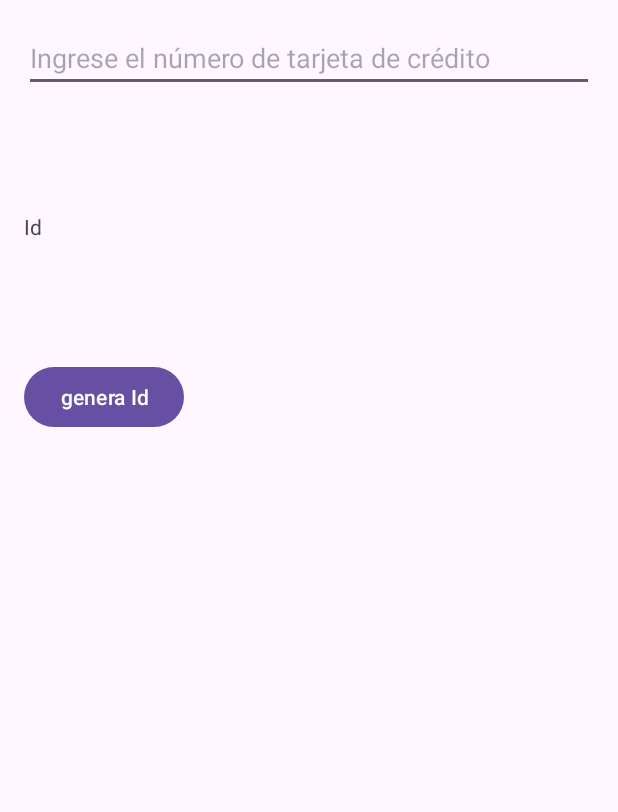
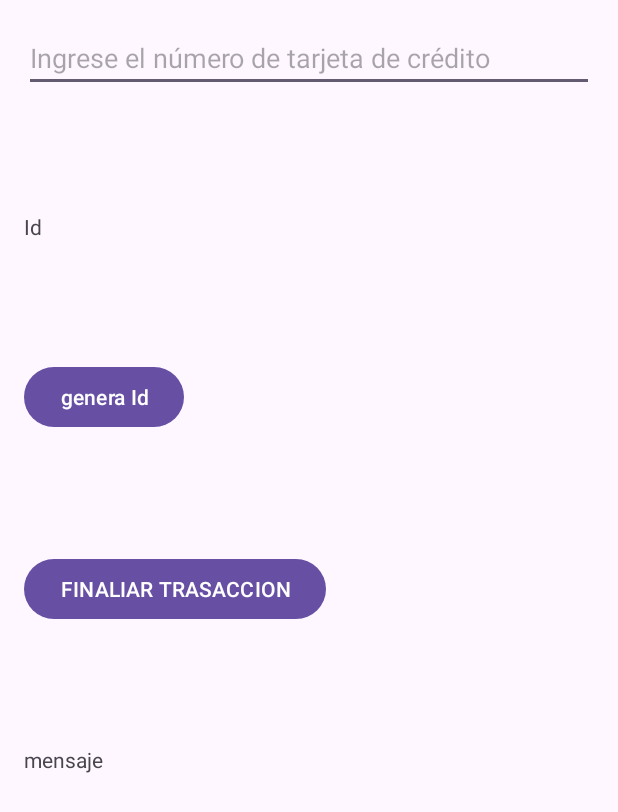
Before and after one commit to AlvaroRincon10k/compra-de-cartera, an Android app: the screen it shows after launch (CardNumber), after a tap on "Compra de cartera", on a phone screen of 412 x 824 dp. Shown: the top 812 px of the screen. Run offline under Robolectric (Android 15) with nearby library versions, the phone set to English and light mode, and no system bars.

Commit message:
Implementacion de MVVM
- Se implentan todas las clases necesraias para el MVVM

```diff
--- a/Compradecartera/app/build.gradle.kts
+++ b/Compradecartera/app/build.gradle.kts
@@ -45,6 +45,8 @@ dependencies {
     implementation("androidx.appcompat:appcompat:1.6.1")
     implementation("com.google.android.material:material:1.11.0")
     implementation("androidx.constraintlayout:constraintlayout:2.1.4")
+    implementation("androidx.lifecycle:lifecycle-viewmodel-ktx:2.7.0")
+    implementation("androidx.activity:activity-ktx:1.8.2")
     testImplementation("junit:junit:4.13.2")
     androidTestImplementation("androidx.test.ext:junit:1.1.5")
     androidTestImplementation("androidx.test.espresso:espresso-core:3.5.1")
--- a/Compradecartera/app/src/main/AndroidManifest.xml
+++ b/Compradecartera/app/src/main/AndroidManifest.xml
@@ -15,10 +15,10 @@
         android:theme="@style/Theme.CompraDeCartera"
         tools:targetApi="31">
         <activity
-            android:name=".CardNumber"
+            android:name=".presentation.ui.cardnumber.CardNumber"
             android:exported="false" />
         <activity
-            android:name=".MainActivity"
+            android:name=".presentation.ui.dashboard.DashBoardActivity"
             android:exported="true">
             <intent-filter>
                 <action android:name="android.intent.action.MAIN" />
--- a/Compradecartera/app/src/main/java/com/example/compradecartera/ApiService.kt
+++ /dev/null
@@ -1,12 +0,0 @@
-package com.example.compradecartera
-
-import retrofit2.Response
-import retrofit2.http.GET
-import retrofit2.http.Url
-
-interface ApiService {
-    @GET
-    suspend fun getUser(@Url url:String): Response<UserResponse>
-    @GET("get_transaction_id")
-    suspend fun getTransactionNumber(): Response<TransactionNumberResponse>
-}
--- /dev/null
+++ b/Compradecartera/app/src/main/java/com/example/compradecartera/FinalizeTransactionResponse.kt
@@ -0,0 +1,5 @@
+package com.example.compradecartera
+
+data class FinalizeTransactionResponse(
+    val message: String
+)
--- a/Compradecartera/app/src/main/java/com/example/compradecartera/MainActivity.kt
+++ /dev/null
@@ -1,58 +0,0 @@
-package com.example.compradecartera
-
-import android.content.Intent
-import androidx.appcompat.app.AppCompatActivity
-import android.os.Bundle
-import android.widget.Toast
-import com.example.compradecartera.databinding.ActivityMainBinding
-import kotlinx.coroutines.CoroutineScope
-import kotlinx.coroutines.Dispatchers
-import kotlinx.coroutines.launch
-import retrofit2.Retrofit
-import retrofit2.converter.gson.GsonConverterFactory
-import retrofit2.create
-
-class MainActivity : AppCompatActivity() {
-
-    private lateinit var binding: ActivityMainBinding
-    val queryName: String = "alvaro"
-
-    override fun onCreate(savedInstanceState: Bundle?) {
-        super.onCreate(savedInstanceState)
-        binding = ActivityMainBinding.inflate(layoutInflater)
-        setContentView(binding.root)
-
-        name(queryName)
-
-        binding.comprar.setOnClickListener { navigateCardNumber() }
-
-    }
-
-    private fun getRetrofit(): Retrofit {
-        return Retrofit.Builder()
-            .baseUrl("https://api.mocki.io/v2/0ms8mu9j/user/")
-            .addConverterFactory(GsonConverterFactory.create())
-            .build()
-    }
-
-    private fun name(query: String) {
-        CoroutineScope(Dispatchers.IO).launch {
-            val call = getRetrofit().create(ApiService::class.java).getUser("$query")
-            val puppies = call.body()
-            runOnUiThread {
-                if (call.isSuccessful) {
-                    binding.name.setText(puppies?.name.toString())
-                    binding.amout.setText(puppies?.amount.toString())
-                    binding.cardNumber.setText(puppies?.card_number.toString())
-                } else {
-                    Toast.makeText(binding.name.context, "Error", Toast.LENGTH_SHORT).show()
-                }
-            }
-        }
-    }
-
-    private fun navigateCardNumber() {
-        val intent = Intent(this, CardNumber::class.java)
-        startActivity(intent)
-    }
-}
--- /dev/null
+++ b/Compradecartera/app/src/main/java/com/example/compradecartera/data/remote/ApiService.kt
@@ -0,0 +1,19 @@
+package com.example.compradecartera.data.remote
+
+import com.example.compradecartera.FinalizeTransactionResponse
+import com.example.compradecartera.TransactionNumberResponse
+import com.example.compradecartera.domain.model.UserResponse
+import retrofit2.Response
+import retrofit2.http.GET
+import retrofit2.http.Url
+
+interface ApiService {
+    @GET
+    suspend fun getUser(@Url url:String): Response<UserResponse>
+
+    @GET("get_transaction_id")
+    suspend fun getTransactionNumber(): Response<TransactionNumberResponse>
+
+    @GET
+    suspend fun getFinalizeTransaction(@Url url:String): Response<FinalizeTransactionResponse>
+}
--- /dev/null
+++ b/Compradecartera/app/src/main/java/com/example/compradecartera/data/remote/UserDataSource.kt
@@ -0,0 +1,26 @@
+package com.example.compradecartera.data.remote
+
+import com.example.compradecartera.data.remote.ApiService
+import com.example.compradecartera.domain.model.UserResponse
+import kotlinx.coroutines.Dispatchers
+import kotlinx.coroutines.withContext
+import kotlin.coroutines.CoroutineContext
+
+class UserDataSource(
+    private val coroutineContext: CoroutineContext = Dispatchers.IO,
+    private val apiService: ApiService
+) {
+    suspend fun getUser(name: String): UserResponse {
+        val response = withContext(coroutineContext) {
+            apiService.getUser(name)
+        }
+
+        val body = response.body()
+
+        if(response.isSuccessful && body is UserResponse) {
+            return body
+        } else {
+            error("")
+        }
+    }
+}
--- /dev/null
+++ b/Compradecartera/app/src/main/java/com/example/compradecartera/data/remote/repository/UserRepositoryImpl.kt
@@ -0,0 +1,12 @@
+package com.example.compradecartera.data.remote.repository
+
+import com.example.compradecartera.data.remote.UserDataSource
+import com.example.compradecartera.domain.model.UserResponse
+import com.example.compradecartera.domain.repository.UserRepository
+
+class UserRepositoryImpl(
+    private val userDataSource: UserDataSource
+): UserRepository {
+
+    override suspend fun getUser(name:String): UserResponse = userDataSource.getUser(name)
+}
--- /dev/null
+++ b/Compradecartera/app/src/main/java/com/example/compradecartera/di/ViewModelFactory.kt
@@ -0,0 +1,31 @@
+package com.example.compradecartera.di
+
+import androidx.lifecycle.ViewModel
+import androidx.lifecycle.ViewModelProvider
+import androidx.lifecycle.viewmodel.CreationExtras
+import com.example.compradecartera.data.remote.ApiService
+import com.example.compradecartera.data.remote.UserDataSource
+import com.example.compradecartera.data.remote.repository.UserRepositoryImpl
+import com.example.compradecartera.domain.usecase.UserUseCase
+import com.example.compradecartera.presentation.ui.dashboard.DashBoardViewModel
+import retrofit2.Retrofit
+import retrofit2.converter.gson.GsonConverterFactory
+
+class ViewModelFactory : ViewModelProvider.Factory {
+
+    override fun <T : ViewModel> create(modelClass: Class<T>, extras: CreationExtras): T {
+        return DashBoardViewModel(
+            UserUseCase(
+                UserRepositoryImpl(
+                    UserDataSource(
+                       apiService =  Retrofit.Builder()
+                            .baseUrl("https://api.mocki.io/v2/0ms8mu9j/user/")
+                            .addConverterFactory(GsonConverterFactory.create())
+                            .build()
+                            .create(ApiService::class.java)
+                    )
+                )
+            )
+        ) as T
+    }
+}
--- a/Compradecartera/app/src/main/java/com/example/compradecartera/UserResponse.kt
+++ b/Compradecartera/app/src/main/java/com/example/compradecartera/domain/model/UserResponse.kt
@@ -1,4 +1,4 @@
-package com.example.compradecartera
+package com.example.compradecartera.domain.model
 
 data class UserResponse(
     val amount: Double,
--- /dev/null
+++ b/Compradecartera/app/src/main/java/com/example/compradecartera/domain/repository/UserRepository.kt
@@ -0,0 +1,8 @@
+package com.example.compradecartera.domain.repository
+
+import com.example.compradecartera.domain.model.UserResponse
+
+interface UserRepository {
+
+    suspend fun getUser(name:String): UserResponse
+}
--- /dev/null
+++ b/Compradecartera/app/src/main/java/com/example/compradecartera/domain/usecase/UserUseCase.kt
@@ -0,0 +1,9 @@
+package com.example.compradecartera.domain.usecase
+
+import com.example.compradecartera.domain.model.UserResponse
+import com.example.compradecartera.domain.repository.UserRepository
+
+class UserUseCase(private val userRepository: UserRepository) {
+
+    suspend operator fun invoke(name:String): UserResponse = userRepository.getUser(name)
+}
--- /dev/null
+++ b/Compradecartera/app/src/main/java/com/example/compradecartera/presentation/ui/dashboard/DashBoardActivity.kt
@@ -0,0 +1,43 @@
+package com.example.compradecartera.presentation.ui.dashboard
+
+import android.content.Intent
+import android.os.Bundle
+import androidx.activity.viewModels
+import androidx.appcompat.app.AppCompatActivity
+import com.example.compradecartera.presentation.ui.cardnumber.CardNumber
+import com.example.compradecartera.databinding.ActivityMainBinding
+import com.example.compradecartera.di.ViewModelFactory
+
+const val QUERY_NAME: String = "alvaro"
+
+class DashBoardActivity : AppCompatActivity() {
+
+    private lateinit var binding: ActivityMainBinding
+    private val viewModel: DashBoardViewModel by viewModels{
+        ViewModelFactory()
+    }
+
+    override fun onCreate(savedInstanceState: Bundle?) {
+        super.onCreate(savedInstanceState)
+        binding = ActivityMainBinding.inflate(layoutInflater)
+        setContentView(binding.root)
+
+        initObserver()
+        viewModel.getUser(QUERY_NAME)
+
+        binding.comprar.setOnClickListener { navigateCardNumber() }
+    }
+
+    private fun initObserver() {
+        viewModel.userLiveData.observe(this) { user->
+            binding.name.text = user.name
+            binding.amout.text = user.amount.toString()
+            binding.cardNumber.text = user.card_number
+        }
+    }
+
+    private fun navigateCardNumber() {
+        val intent = Intent(this, CardNumber::class.java)
+        startActivity(intent)
+    }
+}
--- /dev/null
+++ b/Compradecartera/app/src/main/java/com/example/compradecartera/presentation/ui/dashboard/DashBoardViewModel.kt
@@ -0,0 +1,29 @@
+package com.example.compradecartera.presentation.ui.dashboard
+
+import androidx.lifecycle.LiveData
+import androidx.lifecycle.MutableLiveData
+import androidx.lifecycle.ViewModel
+import androidx.lifecycle.viewModelScope
+import com.example.compradecartera.domain.model.UserResponse
+import com.example.compradecartera.domain.usecase.UserUseCase
+import kotlinx.coroutines.launch
+
+internal class DashBoardViewModel(
+    private val getUserUseCase: UserUseCase
+): ViewModel() {
+
+    private val userMutableLiveData = MutableLiveData<UserResponse>()
+    val userLiveData: LiveData<UserResponse> = userMutableLiveData
+
+    fun getUser(name: String) {
+        viewModelScope.launch {
+            runCatching {
+                val user = getUserUseCase.invoke(name)
+                userMutableLiveData.value = user
+            }.getOrElse {
+                // emitir un eror y mostrarlo
+            }
+        }
+    }
+
+}
--- a/Compradecartera/app/src/main/res/layout/activity_card_number.xml
+++ b/Compradecartera/app/src/main/res/layout/activity_card_number.xml
@@ -48,4 +48,24 @@
         android:layout_marginEnd="16dp"
         android:text="genera Id"/>
 
+    <Button
+        android:id="@+id/finalizar"
+        android:layout_width="wrap_content"
+        android:layout_height="wrap_content"
+        android:layout_below="@id/generarId"
+        android:layout_marginStart="16dp"
+        android:layout_marginTop="80dp"
+        android:layout_marginEnd="16dp"
+        android:text="FINALIAR TRASACCION"/>
+
+    <TextView
+        android:id="@+id/finalizarTrasaccion"
+        android:layout_width="wrap_content"
+        android:layout_height="wrap_content"
+        android:layout_below="@id/finalizar"
+        android:layout_marginStart="16dp"
+        android:layout_marginTop="80dp"
+        android:layout_marginEnd="16dp"
+        android:text="mensaje"/>
+
 </RelativeLayout>
--- a/Compradecartera/app/src/main/res/layout/activity_main.xml
+++ b/Compradecartera/app/src/main/res/layout/activity_main.xml
@@ -4,7 +4,7 @@
     xmlns:tools="http://schemas.android.com/tools"
     android:layout_width="match_parent"
     android:layout_height="match_parent"
-    tools:context=".MainActivity"
+    tools:context=".presentation.ui.dashboard.DashBoardActivity"
     android:padding="10dp">
 
     <TextView
```
Also changed, not shown: Compradecartera/app/src/main/java/com/example/compradecartera/presentation/ui/cardnumber/CardNumber.kt (renamed from Compradecartera/app/src/main/java/com/example/compradecartera/CardNumber.kt, +20 -4 lines).
